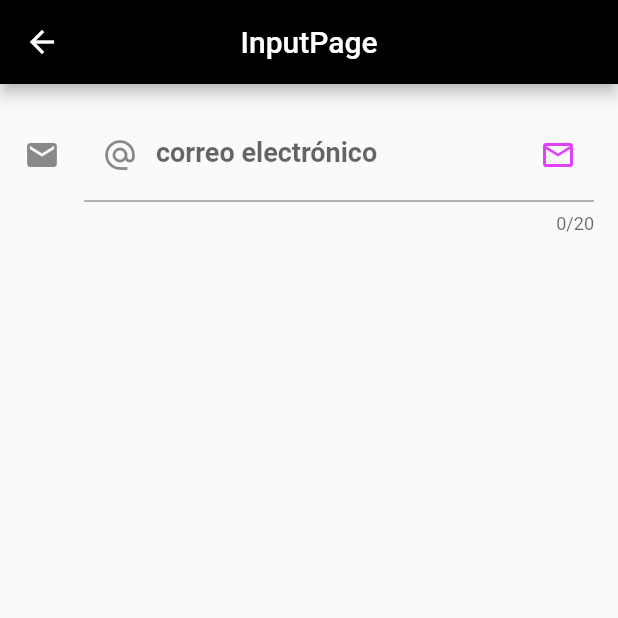
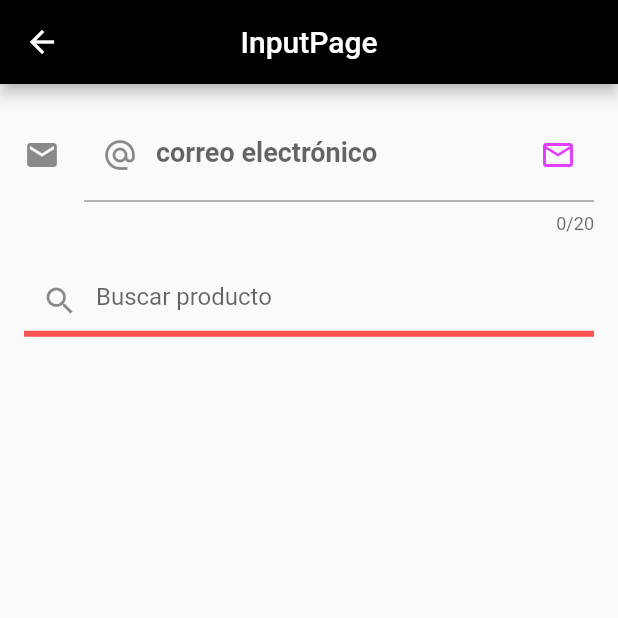
Before and after one commit to cparragatorres/flutter_codigo5_components, a Flutter app: the InputPage screen opened directly, on a phone screen of 412 x 824 dp, the top half of it. Run offline on Flutter 3.47's test engine with Material 2 defaults, Android fonts, the phone set to English and light mode, and no system bars; our stand-ins replace font_awesome_flutter, google_fonts; network calls fail.

Commit message:
Input Page 2.4

```diff
--- a/lib/pages/input_pages.dart
+++ b/lib/pages/input_pages.dart
@@ -43,6 +43,32 @@ class InputPage extends StatelessWidget {
                   print(value);
                 },
               ),
+              SizedBox(height: 20.0),
+              TextField(
+                decoration: InputDecoration(
+                  hintText: "Buscar producto",
+                  prefixIcon: Icon(Icons.search),
+                  enabled: true,
+                  enabledBorder: UnderlineInputBorder(
+                    borderSide: BorderSide(
+                      color: Colors.redAccent,
+                      width: 4.0,
+                    ),
+                  ),
+                  focusedBorder: UnderlineInputBorder(
+                    borderSide: BorderSide(
+                      color: Colors.yellowAccent,
+                      width: 4.0,
+                    ),
+                  ),
+                  disabledBorder: UnderlineInputBorder(
+                    borderSide: BorderSide(
+                      color: Colors.green,
+                      width: 4.0,
+                    ),
+                  )
+                ),
+              ),
             ],
           ),
         ),
```
